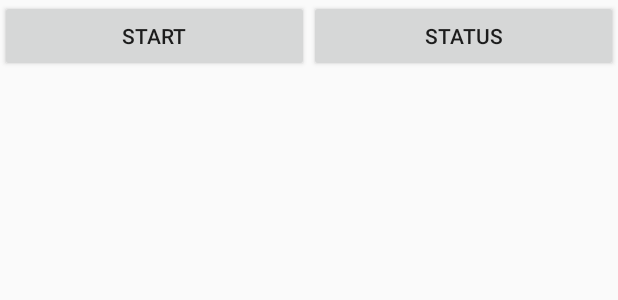
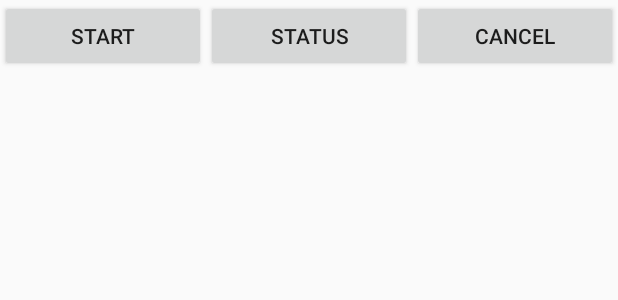
Before and after one commit to btow/P0901_AsyncTaskStatus, an Android app: the layout activity_main.xml on its own in the app's theme, with its tools: preview values and no code run, on a phone screen of 412 x 824 dp. Shown: the top 300 px of the screen. Run offline under Robolectric (Android 15) with nearby library versions, the phone set to English and light mode, and no system bars.

Commit message:
The "Cancel" button added to stop the task using cancel().

```diff
--- a/app/src/main/res/layout/activity_main.xml
+++ b/app/src/main/res/layout/activity_main.xml
@@ -26,6 +26,14 @@
             android:onClick="onClickBtn"
             android:text="@string/status"/>
 
+        <Button
+            android:id="@+id/btnCancel"
+            android:layout_weight="1"
+            android:layout_width="wrap_content"
+            android:layout_height="wrap_content"
+            android:onClick="onClickBtn"
+            android:text="@string/cancel"/>
+
     </LinearLayout>
 
     <TextView
```
Also changed, not shown: app/src/main/java/com/example/samsung/p0901_asynctaskstatus/MainActivity.java (+10 -0 lines).
